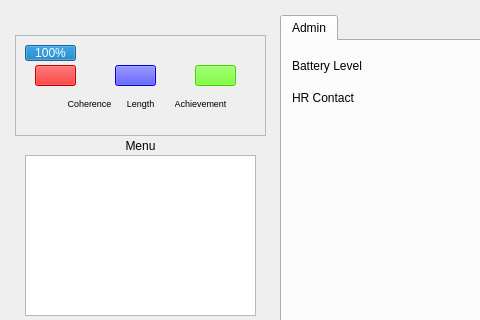
This is ui/mainwindow.ui in code-monke/COMP3004B-Team-Project as Qt 5 draws it before an edit; both pictures show x 0 to 480 and y 0 to 320 of the 734 by 623 pixel window. The edited form follows.
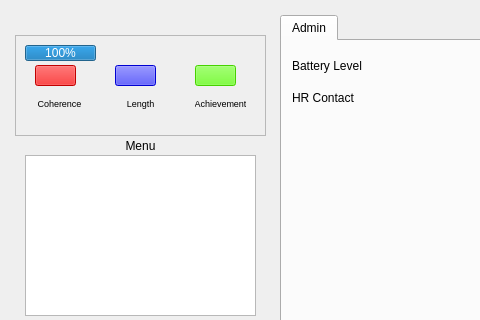
This is the edited form. Icons and pictures are not drawn. Custom widgets are drawn as their Qt base class.

Commit message: battery bar functionality

Diff of the .ui file:
```diff
--- a/ui/mainwindow.ui
+++ b/ui/mainwindow.ui
@@ -420,7 +420,7 @@
           <rect>
            <x>10</x>
            <y>10</y>
-           <width>51</width>
+           <width>71</width>
            <height>16</height>
           </rect>
          </property>
@@ -431,7 +431,7 @@
         <widget class="QLabel" name="coherence">
          <property name="geometry">
           <rect>
-           <x>50</x>
+           <x>20</x>
            <y>60</y>
            <width>49</width>
            <height>16</height>
@@ -473,7 +473,7 @@
         <widget class="QLabel" name="achievement">
          <property name="geometry">
           <rect>
-           <x>160</x>
+           <x>180</x>
            <y>60</y>
            <width>51</width>
            <height>16</height>
@@ -494,7 +494,7 @@
         <widget class="QLabel" name="coherenceLabel">
          <property name="geometry">
           <rect>
-           <x>40</x>
+           <x>20</x>
            <y>80</y>
            <width>49</width>
            <height>16</height>
@@ -503,6 +503,9 @@
          <property name="text">
           <string/>
          </property>
+         <property name="alignment">
+          <set>Qt::AlignCenter</set>
+         </property>
         </widget>
         <widget class="QLabel" name="lengthLabel">
          <property name="geometry">
@@ -523,7 +526,7 @@
         <widget class="QLabel" name="achievementLabel">
          <property name="geometry">
           <rect>
-           <x>160</x>
+           <x>180</x>
            <y>80</y>
            <width>49</width>
            <height>16</height>
@@ -532,6 +535,9 @@
          <property name="text">
           <string/>
          </property>
+         <property name="alignment">
+          <set>Qt::AlignCenter</set>
+         </property>
         </widget>
        </widget>
        <widget class="QProgressBar" name="breathPacer">
```
Left out of the diff: 66 changed lines with no effect on the pictures. The commit also changes 2 other files.
